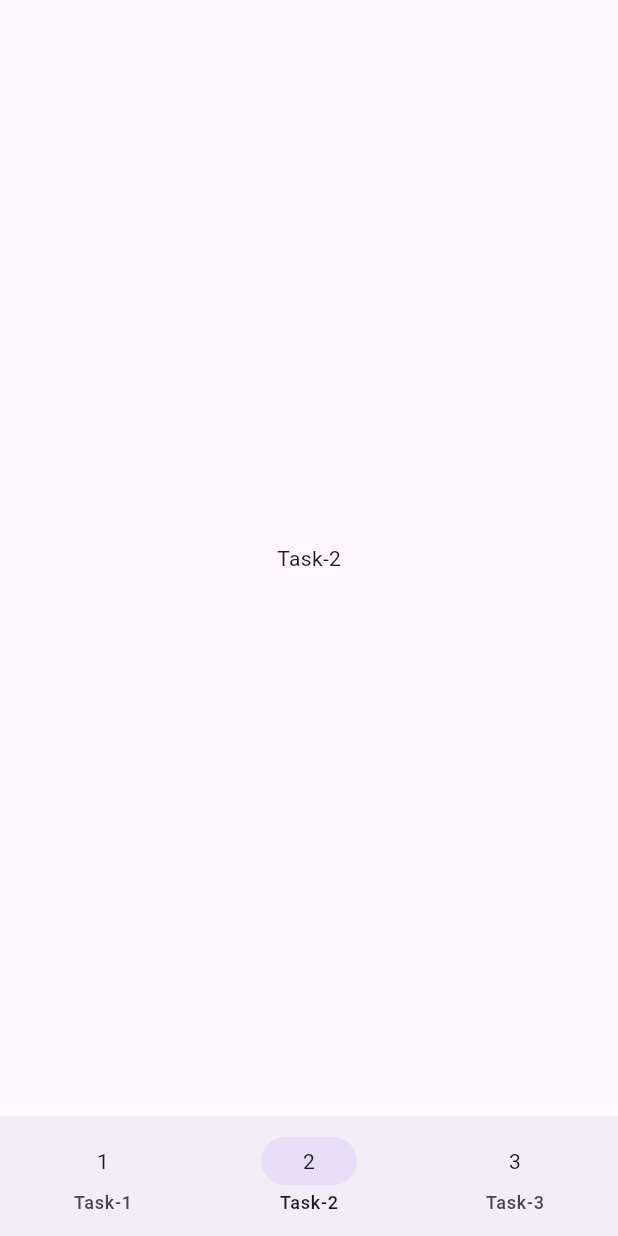
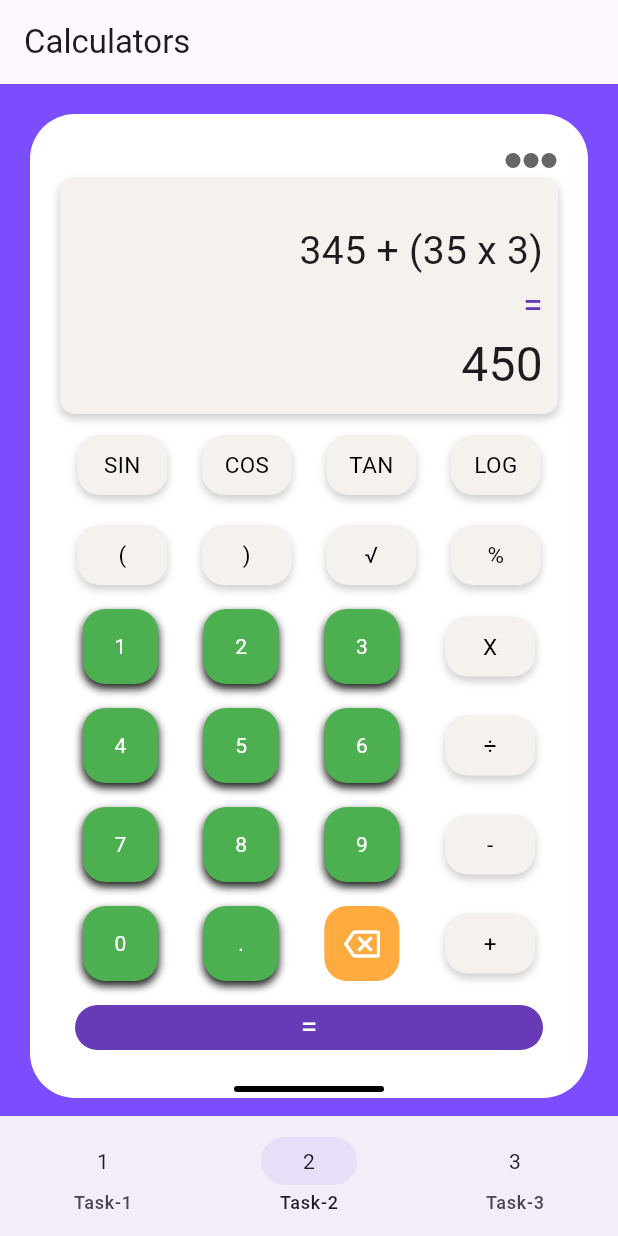
Before and after one commit to msx-git/flutter_day_2, a Flutter app: the screen it shows after launch, item 2 of the bottom bar chosen, on a phone screen of 412 x 824 dp. Run offline on Flutter 3.47's test engine with Material 3 defaults, Android fonts, the light colour scheme and no system bars; our stand-ins replace google_fonts.

Commit message:
Task-2 is done.

```diff
--- a/lib/main.dart
+++ b/lib/main.dart
@@ -1,8 +1,6 @@
 import 'package:flutter/material.dart';
 import 'package:flutter_day_2/task_1/cards.dart';
-
-import 'task_1/widgets/card_1.dart';
-import 'task_1/widgets/card_2.dart';
+import 'package:flutter_day_2/task_2/calculators.dart';
 
 void main() {
   runApp(const MyApp());
@@ -32,9 +30,7 @@ class _MainPageState extends State<MainPage> {
 
   final List<Widget> pages = [
     const Cards(),
-    const Center(
-      child: Text("Task-2"),
-    ),
+    const Calculators(),
     const Center(
       child: Text("Task-3"),
     ),
--- /dev/null
+++ b/lib/task_2/calculators.dart
@@ -0,0 +1,23 @@
+import 'package:flutter/material.dart';
+import 'package:flutter_day_2/task_2/widgets/black_calculator.dart';
+import 'package:flutter_day_2/task_2/widgets/white_calculator.dart';
+
+class Calculators extends StatelessWidget {
+  const Calculators({super.key});
+
+  @override
+  Widget build(BuildContext context) {
+    return Scaffold(
+      backgroundColor: Colors.deepPurpleAccent,
+      appBar: AppBar(
+        title: const Text("Calculators"),
+      ),
+      body: ListView(
+        children: const [
+          WhiteCalculator(),
+          BlackCalculator(),
+        ],
+      ),
+    );
+  }
+}
--- /dev/null
+++ b/lib/task_2/widgets/buttons/clear_button.dart
@@ -0,0 +1,23 @@
+import 'package:flutter/material.dart';
+
+class ClearButton extends StatelessWidget {
+  const ClearButton({super.key});
+
+  @override
+  Widget build(BuildContext context) {
+    return Container(
+      padding: const EdgeInsets.symmetric(horizontal: 8, vertical: 4),
+      width: 50,
+      height: 50,
+      decoration: BoxDecoration(
+        color: Colors.orangeAccent,
+        borderRadius: BorderRadius.circular(15),
+      ),
+      alignment: Alignment.center,
+      child: const Icon(
+        Icons.backspace_outlined,
+        color: Colors.white,
+      ),
+    );
+  }
+}
--- /dev/null
+++ b/lib/task_2/widgets/buttons/equal_button.dart
@@ -0,0 +1,21 @@
+import 'package:flutter/material.dart';
+
+class EqualButton extends StatelessWidget {
+  const EqualButton({super.key});
+
+  @override
+  Widget build(BuildContext context) {
+    return Container(
+      margin: const EdgeInsets.symmetric(horizontal: 10),
+      height: 30,
+      width: double.infinity,
+      decoration: BoxDecoration(
+          color: Colors.deepPurple, borderRadius: BorderRadius.circular(15)),
+      alignment: Alignment.center,
+      child: const Text(
+        "=",
+        style: TextStyle(color: Colors.white, fontSize: 20),
+      ),
+    );
+  }
+}
--- /dev/null
+++ b/lib/task_2/widgets/buttons/green_button.dart
@@ -0,0 +1,37 @@
+import 'package:flutter/material.dart';
+
+class GreenButton extends StatelessWidget {
+  const GreenButton({super.key, required this.content, required this.isNight});
+
+  final String content;
+
+  final bool isNight;
+
+  @override
+  Widget build(BuildContext context) {
+    return Container(
+      padding: const EdgeInsets.symmetric(horizontal: 8, vertical: 4),
+      width: 50,
+      height: 50,
+      decoration: BoxDecoration(
+        color: Colors.green,
+        borderRadius: BorderRadius.circular(15),
+        boxShadow: [
+          BoxShadow(
+            color: !isNight
+                ? Colors.grey.withOpacity(0.5)
+                : const Color(0xff202020),
+            blurRadius: 4,
+            spreadRadius: 0.1,
+            offset: const Offset(0, 3),
+          )
+        ],
+      ),
+      alignment: Alignment.center,
+      child: Text(
+        content,
+        style: const TextStyle(color: Colors.white),
+      ),
+    );
+  }
+}
--- /dev/null
+++ b/lib/task_2/widgets/buttons/grey_button.dart
@@ -0,0 +1,41 @@
+import 'package:flutter/material.dart';
+
+class GreyButton extends StatelessWidget {
+  const GreyButton(
+      {super.key,
+      required this.content,
+      required this.color,
+      required this.textColor});
+
+  final String content;
+  final Color color;
+  final Color textColor;
+
+  @override
+  Widget build(BuildContext context) {
+    return Container(
+      width: 60,
+      height: 40,
+      padding: const EdgeInsets.symmetric(vertical: 4, horizontal: 10),
+      decoration: BoxDecoration(
+        color: color,
+        borderRadius: BorderRadius.circular(15),
+        boxShadow: [
+          BoxShadow(
+            color: textColor == Colors.black
+                ? Colors.grey.withOpacity(0.5)
+                : const Color(0xff101010),
+            blurRadius: 4,
+            spreadRadius: 0.1,
+            offset: const Offset(0, 3),
+          )
+        ],
+      ),
+      alignment: Alignment.center,
+      child: Text(
+        content,
+        style: TextStyle(fontSize: 15, color: textColor),
+      ),
+    );
+  }
+}
--- /dev/null
+++ b/lib/task_2/widgets/dot_circle.dart
@@ -0,0 +1,18 @@
+import 'package:flutter/material.dart';
+
+class DotCircle extends StatelessWidget {
+  const DotCircle({super.key});
+
+  @override
+  Widget build(BuildContext context) {
+    return Container(
+      margin: const EdgeInsets.symmetric(vertical: 6, horizontal: 1),
+      decoration: const BoxDecoration(
+        shape: BoxShape.circle,
+        color: Color(0xff666666),
+      ),
+      height: 10,
+      width: 10,
+    );
+  }
+}
--- /dev/null
+++ b/lib/task_2/widgets/white_calculator.dart
@@ -0,0 +1,148 @@
+import 'package:flutter/material.dart';
+import 'package:flutter_day_2/task_2/widgets/buttons/clear_button.dart';
+import 'package:flutter_day_2/task_2/widgets/dot_circle.dart';
+import 'package:flutter_day_2/task_2/widgets/buttons/green_button.dart';
+
+import 'buttons/equal_button.dart';
+import 'buttons/grey_button.dart';
+
+class WhiteCalculator extends StatelessWidget {
+  const WhiteCalculator({super.key});
+
+  @override
+  Widget build(BuildContext context) {
+    return Container(
+      margin: const EdgeInsets.all(20),
+      padding: const EdgeInsets.only(left: 20, right: 20, top: 20),
+      decoration: BoxDecoration(
+          color: Colors.white, borderRadius: BorderRadius.circular(30)),
+      child: Column(
+        mainAxisSize: MainAxisSize.min,
+        children: [
+          const Row(
+            mainAxisAlignment: MainAxisAlignment.end,
+            children: [
+              DotCircle(),
+              DotCircle(),
+              DotCircle(),
+            ],
+          ),
+
+          /// Result Container
+          Container(
+            decoration: BoxDecoration(
+              borderRadius: BorderRadius.circular(10),
+              color: const Color(0xfff5f2ed),
+              boxShadow: [
+                BoxShadow(
+                  color: Colors.grey.withOpacity(0.5),
+                  blurRadius: 4,
+                  spreadRadius: 0.1,
+                  offset: const Offset(0, 3),
+                ),
+              ],
+            ),
+            padding: const EdgeInsets.all(10),
+            child: const Center(
+              child: Column(
+                crossAxisAlignment: CrossAxisAlignment.end,
+                children: [
+                  SizedBox(width: double.infinity),
+                  Text(''),
+                  Text('345 + (35 x 3)',style: TextStyle(fontSize: 26),),
+                  Text("=",style: TextStyle(color: Colors.deepPurple,fontSize: 24),),
+                  Text("450",style: TextStyle(fontSize: 32),),
+                ],
+              ),
+            ),
+          ),
+          const SizedBox(height: 14),
+
+          /// Buttons row 1
+          const Row(
+            mainAxisAlignment: MainAxisAlignment.spaceAround,
+            children: [
+              GreyButton(content: "SIN",color: Color(0xfff5f2ed), textColor: Colors.black,),
+              GreyButton(content: "COS",color: Color(0xfff5f2ed), textColor: Colors.black,),
+              GreyButton(content: "TAN",color: Color(0xfff5f2ed), textColor: Colors.black,),
+              GreyButton(content: "LOG",color: Color(0xfff5f2ed), textColor: Colors.black,),
+            ],
+          ),
+          const SizedBox(height: 20),
+
+          /// Buttons row 2
+          const Row(
+            mainAxisAlignment: MainAxisAlignment.spaceAround,
+            children: [
+              GreyButton(content: "(",color: Color(0xfff5f2ed), textColor: Colors.black,),
+              GreyButton(content: ")",color: Color(0xfff5f2ed), textColor: Colors.black,),
+              GreyButton(content: "√",color: Color(0xfff5f2ed), textColor: Colors.black,),
+              GreyButton(content: "%",color: Color(0xfff5f2ed), textColor: Colors.black,),
+            ],
+          ),
+          const SizedBox(height: 16),
+
+          /// Buttons row 3
+          const Row(
+            mainAxisAlignment: MainAxisAlignment.spaceAround,
+            children: [
+              GreenButton(content: "1", isNight: true),
+              GreenButton(content: "2", isNight: true),
+              GreenButton(content: "3", isNight: true),
+              GreyButton(content: 'X',color: Color(0xfff5f2ed), textColor: Colors.black,),
+            ],
+          ),
+          const SizedBox(height: 16),
+
+          /// Buttons row 4
+          const Row(
+            mainAxisAlignment: MainAxisAlignment.spaceAround,
+            children: [
+              GreenButton(content: "4", isNight: true),
+              GreenButton(content: "5", isNight: true),
+              GreenButton(content: "6", isNight: true),
+              GreyButton(content: '÷',color: Color(0xfff5f2ed), textColor: Colors.black,),
+            ],
+          ),
+          const SizedBox(height: 16),
+
+          /// Buttons row 5
+          const Row(
+            mainAxisAlignment: MainAxisAlignment.spaceAround,
+            children: [
+              GreenButton(content: "7", isNight: true),
+              GreenButton(content: "8", isNight: true),
+              GreenButton(content: "9", isNight: true),
+              GreyButton(content: '-',color: Color(0xfff5f2ed), textColor: Colors.black,),
+            ],
+          ),
+          const SizedBox(height: 16),
+
+          /// Buttons row 6
+          const Row(
+            mainAxisAlignment: MainAxisAlignment.spaceAround,
+            children: [
+              GreenButton(content: "0", isNight: true),
+              GreenButton(content: ".", isNight: true),
+              ClearButton(),
+              GreyButton(content: '+',color: Color(0xfff5f2ed), textColor: Colors.black,),
+            ],
+          ),
+          const SizedBox(height: 16),
+
+          const EqualButton(),
+          const SizedBox(height: 20),
+          Container(
+            margin: const EdgeInsets.symmetric(vertical: 4),
+            width: 100,
+            height: 4,
+            decoration: BoxDecoration(
+              color: Colors.black,
+              borderRadius: BorderRadius.circular(5),
+            ),
+          )
+        ],
+      ),
+    );
+  }
+}
```
Also changed, not shown: lib/task_2/widgets/black_calculator.dart (added, +205 -0 lines).
